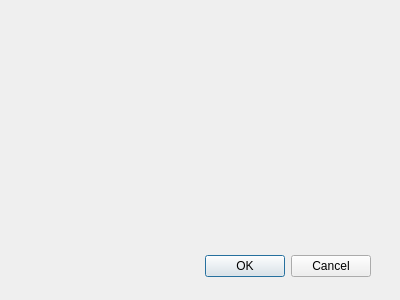
TTFlyzebra/QTMobilectlClient, file MobilectlClient/LoginDialog.ui: the form before one commit.
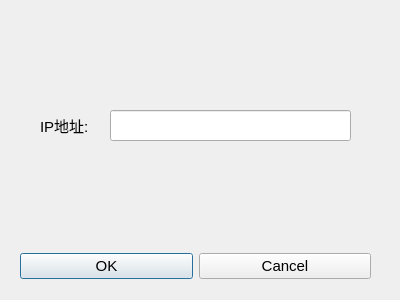
The form after the commit.

```diff
--- a/MobilectlClient/LoginDialog.ui
+++ b/MobilectlClient/LoginDialog.ui
@@ -10,6 +10,11 @@
     <height>300</height>
    </rect>
   </property>
+  <property name="font">
+   <font>
+    <pointsize>11</pointsize>
+   </font>
+  </property>
   <property name="windowTitle">
    <string>Dialog</string>
   </property>
@@ -38,19 +43,6 @@
     <property name="bottomMargin">
      <number>0</number>
     </property>
-    <item>
-     <spacer>
-      <property name="orientation">
-       <enum>Qt::Horizontal</enum>
-      </property>
-      <property name="sizeHint" stdset="0">
-       <size>
-        <width>131</width>
-        <height>31</height>
-       </size>
-      </property>
-     </spacer>
-    </item>
     <item>
      <widget class="QPushButton" name="okButton">
       <property name="text">
@@ -67,6 +59,29 @@
     </item>
    </layout>
   </widget>
+  <widget class="QLineEdit" name="ip_edit">
+   <property name="geometry">
+    <rect>
+     <x>110</x>
+     <y>110</y>
+     <width>241</width>
+     <height>31</height>
+    </rect>
+   </property>
+  </widget>
+  <widget class="QLabel" name="label">
+   <property name="geometry">
+    <rect>
+     <x>40</x>
+     <y>110</y>
+     <width>51</width>
+     <height>31</height>
+    </rect>
+   </property>
+   <property name="text">
+    <string>IP地址:</string>
+   </property>
+  </widget>
  </widget>
  <resources/>
  <connections>
```
